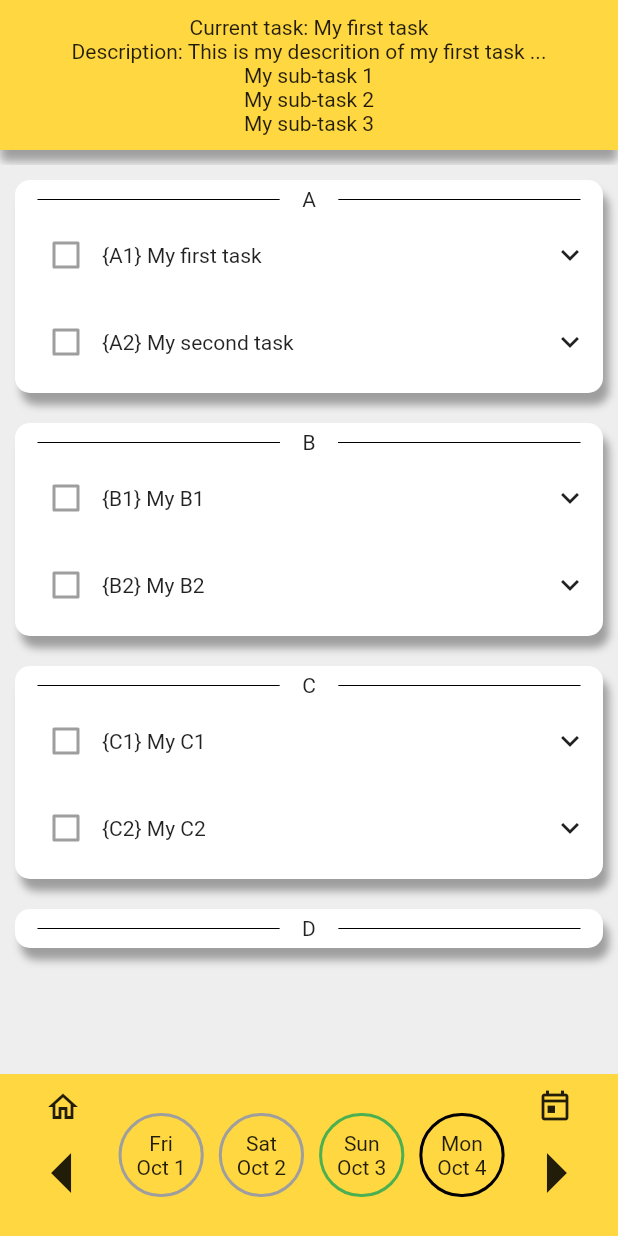
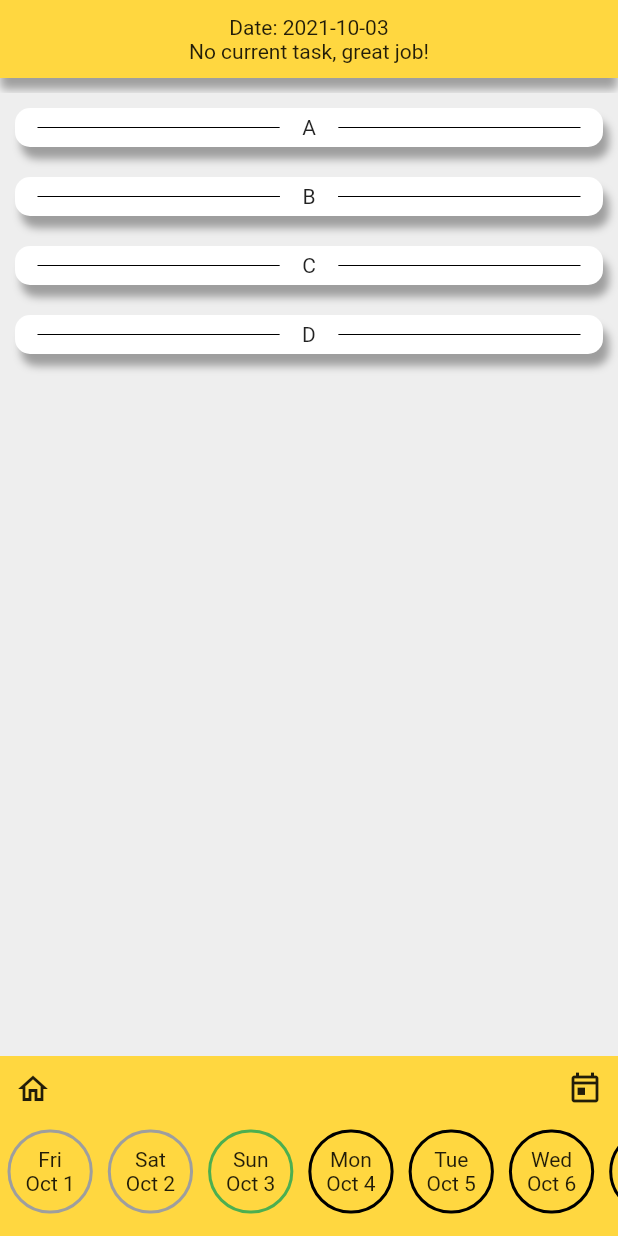
Before and after one commit to tomaswesterlund/abcd-app, a Flutter app: the MainScreen screen opened directly, after a tap on the "home" icon, on a phone screen of 412 x 824 dp. Run offline on Flutter 3.47's test engine with Material 2 defaults, Android fonts, the phone set to English and light mode, and no system bars; our stand-ins replace cloud_firestore, firebase_auth, firebase_core, table_calendar; accounts and stored records are empty; network calls fail.

Commit message:
Implements screens and functionality

```diff
--- a/lib/api/task_api.dart
+++ b/lib/api/task_api.dart
@@ -1,96 +1,119 @@
 import 'package:abcd_app/imports.dart';
 
 class TaskApi {
-  List<Task> tasks = [
-    Task(
-      type: 'A',
-      title: 'My first task',
-      description: 'This is my descrition of my first task ...',
-      scheduledDate: DateTime.now(),
-    ),
-    Task(
-      type: 'A',
-      title: 'My second task',
-      description: 'Second task woho!',
-      scheduledDate: DateTime.now(),
-    ),
-    Task(
-      type: 'B',
-      title: 'My B1',
-      description: 'This is my descrition of my first task ...',
-      scheduledDate: DateTime.now(),
-    ),
-    Task(
-      type: 'B',
-      title: 'My B2',
-      description: 'Second task woho!',
-      scheduledDate: DateTime.now(),
-    ),
-    Task(
-      type: 'C',
-      title: 'My C1',
-      description: 'This is my descrition of my first task ...',
-      scheduledDate: DateTime.now(),
-    ),
-    Task(
-      type: 'C',
-      title: 'My C2',
-      description: 'Second task woho!',
-      scheduledDate: DateTime.now(),
-    ),
-    Task(
-      type: 'A',
-      title: 'My first task',
-      description: 'This is my descrition of my first task ...',
-      scheduledDate: DateTime.now().add(
-        Duration(days: 1),
-      ),
-    ),
-    Task(
-      type: 'A',
-      title: 'My second task',
-      description: 'Second task woho!',
-      scheduledDate: DateTime.now().add(
-        Duration(days: 1),
-      ),
-    ),
-    Task(
-      type: 'B',
-      title: 'My B1',
-      description: 'This is my descrition of my first task ...',
-      scheduledDate: DateTime.now().add(
-        Duration(days: 1),
-      ),
-    ),
-    Task(
-      type: 'B',
-      title: 'My B2',
-      description: 'Second task woho!',
-      scheduledDate: DateTime.now().add(
-        Duration(days: 1),
-      ),
-    ),
-    Task(
-      type: 'C',
-      title: 'My C1',
-      description: 'This is my descrition of my first task ...',
-      scheduledDate: DateTime.now().add(
-        Duration(days: 1),
-      ),
-    ),
-    Task(
-      type: 'C',
-      title: 'My C2',
-      description: 'Second task woho!',
-      scheduledDate: DateTime.now().add(
-        Duration(days: 1),
-      ),
-    ),
-  ];
+  CollectionReference taskCollection =
+      FirebaseFirestore.instance.collection('tasks');
 
-  List<Task> getTasks({date: DateTime}) {
+  // List<Task> tasks = [
+  //   Task(
+  //     type: 'A',
+  //     title: 'My first task',
+  //     description: 'This is my descrition of my first task ...',
+  //     scheduledDate: DateTime.now(),
+  //   ),
+  //   Task(
+  //     type: 'A',
+  //     title: 'My second task',
+  //     description: 'Second task woho!',
+  //     scheduledDate: DateTime.now(),
+  //   ),
+  //   Task(
+  //     type: 'B',
+  //     title: 'My B1',
+  //     description: 'This is my descrition of my first task ...',
+  //     scheduledDate: DateTime.now(),
+  //   ),
+  //   Task(
+  //     type: 'B',
+  //     title: 'My B2',
+  //     description: 'Second task woho!',
+  //     scheduledDate: DateTime.now(),
+  //   ),
+  //   Task(
+  //     type: 'C',
+  //     title: 'My C1',
+  //     description: 'This is my descrition of my first task ...',
+  //     scheduledDate: DateTime.now(),
+  //   ),
+  //   Task(
+  //     type: 'C',
+  //     title: 'My C2',
+  //     description: 'Second task woho!',
+  //     scheduledDate: DateTime.now(),
+  //   ),
+  //   Task(
+  //     type: 'A',
+  //     title: 'My first task',
+  //     description: 'This is my descrition of my first task ...',
+  //     scheduledDate: DateTime.now().add(
+  //       Duration(days: 1),
+  //     ),
+  //   ),
+  //   Task(
+  //     type: 'A',
+  //     title: 'My second task',
+  //     description: 'Second task woho!',
+  //     scheduledDate: DateTime.now().add(
+  //       Duration(days: 1),
+  //     ),
+  //   ),
+  //   Task(
+  //     type: 'B',
+  //     title: 'My B1',
+  //     description: 'This is my descrition of my first task ...',
+  //     scheduledDate: DateTime.now().add(
+  //       Duration(days: 1),
+  //     ),
+  //   ),
+  //   Task(
+  //     type: 'B',
+  //     title: 'My B2',
+  //     description: 'Second task woho!',
+  //     scheduledDate: DateTime.now().add(
+  //       Duration(days: 1),
+  //     ),
+  //   ),
+  //   Task(
+  //     type: 'C',
+  //     title: 'My C1',
+  //     description: 'This is my descrition of my first task ...',
+  //     scheduledDate: DateTime.now().add(
+  //       Duration(days: 1),
+  //     ),
+  //   ),
+  //   Task(
+  //     type: 'C',
+  //     title: 'My C2',
+  //     description: 'Second task woho!',
+  //     scheduledDate: DateTime.now().add(
+  //       Duration(days: 1),
+  //     ),
+  //   ),
+  // ];
+
+  Future<List<Task>> getAll() async {
+    var tasks = <Task>[];
+    var querySnapshot = await taskCollection.get();
+
+    for (var doc in querySnapshot.docs) {
+      var task = Task(
+        type: doc["type"],
+        title: doc["title"],
+        description: doc["description"],
+        scheduledDate: doc["scheduledDate"],
+      );
+
+      tasks.add(task);
+    }
+
+    return tasks;
+  }
+
+  Future<List<Task>> getByDate({date: DateTime}) async {
+    var tasks = await getAll();
+
     return tasks
-        .where((element) => element.scheduledDate.isTheSameDay(date))
+        .where((element) => element.scheduledDate.toDate().isTheSameDay(date))
         .toList();
   }
 }
--- a/lib/components/current_task.dart
+++ b/lib/components/current_task.dart
@@ -1,13 +1,19 @@
 import 'package:abcd_app/imports.dart';
 
-class CurrentTask extends StatelessWidget {
-  CurrentTask({required this.task});
+class CurrentTask extends StatefulWidget {
+  CurrentTask({required this.task, required this.date});
 
   final Task? task;
+  final DateTime date;
 
   @override
+  _CurrentTaskState createState() => _CurrentTaskState();
+}
+
+class _CurrentTaskState extends State<CurrentTask> {
+  @override
   Widget build(BuildContext context) {
-    if (task == null) {
+    if (widget.task == null) {
       return Container(
         padding: EdgeInsets.all(10.0),
         margin: EdgeInsets.only(bottom: 10.0),
@@ -23,12 +29,13 @@ class CurrentTask extends StatelessWidget {
         ),
         child: Column(
           children: [
+            Text('Date: ${widget.date.toString().substring(0, 10)}'),
             Text('No current task, great job!'),
           ],
         ),
       );
     } else {
-      var task = this.task!;
+      var task = this.widget.task!;
 
       return Container(
         padding: EdgeInsets.all(10.0),
@@ -43,13 +50,28 @@ class CurrentTask extends StatelessWidget {
             ),
           ],
         ),
-        child: Column(
+        child: Row(
           children: [
             Text('Current task: ${task.title}'),
-            Text('Description: ${task.description}'),
-            Text('My sub-task 1'),
-            Text('My sub-task 2'),
-            Text('My sub-task 3'),
+            Expanded(child: Container()),
+            GestureDetector(
+              child: Icon(Icons.center_focus_weak_outlined),
+              onTap: () {
+                // Change the color of the container beneath
+                setState(
+                  () {
+                    Navigator.push(
+                      context,
+                      MaterialPageRoute(
+                        builder: (context) => FocusedModeScreen(
+                          task: task,
+                        ),
+                      ),
+                    );
+                  },
+                );
+              },
+            ),
           ],
         ),
       );
--- a/lib/components/date_circle.dart
+++ b/lib/components/date_circle.dart
@@ -39,7 +39,6 @@ class _DateCircleState extends State<DateCircle> {
 
   BoxDecoration getBoxDecoration() {
     var color = Colors.black;
-    var difference = this.widget.date.difference(DateTime.now()).inDays;
 
     if (widget.date.isToday()) {
       color = Colors.green;
--- a/lib/components/date_picker.dart
+++ b/lib/components/date_picker.dart
@@ -1,5 +1,4 @@
 import 'package:abcd_app/imports.dart';
-import 'package:intl/intl.dart';
 
 class DatePicker extends StatefulWidget {
   DatePicker({required this.onDateClicked});
@@ -14,10 +13,16 @@ class _DatePickerState extends State<DatePicker> {
   bool showCalendar = false;
   DateTime focusedDay = DateTime.now();
 
+  void setDate(DateTime date) {
+    showCalendar = false;
+    focusedDay = date;
+    widget.onDateClicked(date);
+  }
+
   @override
   Widget build(BuildContext context) {
     return Container(
-        padding: EdgeInsets.all(10.0),
+        padding: EdgeInsets.all(0.0),
         color: Colors.amberAccent,
         child: Column(
           children: [
@@ -26,25 +31,45 @@ class _DatePickerState extends State<DatePicker> {
                 firstDay: DateTime.utc(2010, 10, 16),
                 lastDay: DateTime.utc(2030, 3, 14),
                 focusedDay: focusedDay,
+                onDaySelected: (selectedDay, focusedDay) {
+                  setState(() {
+                    setDate(focusedDay);
+                  });
+                },
               ),
-            Row(
+            Column(
               children: [
-                Column(
+                Container(
+                  padding: EdgeInsets.all(10.0),
+                  child: Row(
                     children: [
                       GestureDetector(
                         child: Icon(Icons.home_outlined),
                         onTap: () {
                           setState(
                             () {
-                            focusedDay = DateTime.now();
+                              setDate(focusedDay);
                             },
                           );
                         },
                       ),
-                    Icon(Icons.arrow_left, size: 64.0),
+                      Expanded(child: Container()),
+                      GestureDetector(
+                        child: Icon(Icons.today_outlined),
+                        onTap: () {
+                          // Change the color of the container beneath
+                          setState(
+                            () {
+                              setDate(DateTime.now());
+                            },
+                          );
+                        },
+                      ),
                     ],
                   ),
-                Expanded(
+                ),
+                Container(
+                  padding: EdgeInsets.only(bottom: 10.0),
                   child: SingleChildScrollView(
                     scrollDirection: Axis.horizontal,
                     child: Row(
@@ -85,28 +110,6 @@ class _DatePickerState extends State<DatePicker> {
                     ),
                   ),
                 ),
-                Column(
-                  children: [
-                    GestureDetector(
-                      child: Icon(Icons.today_outlined),
-                      onTap: () {
-                        // Change the color of the container beneath
-                        setState(
-                          () {
-                            print('Changing ...');
-                            showCalendar = !showCalendar;
-                            focusedDay = DateTime(2017, 9, 7, 17, 30);
-                            //!showCalendar;
-                          },
-                        );
-                      },
-                    ),
-                    Icon(
-                      Icons.arrow_right,
-                      size: 64.0,
-                    ),
-                  ],
-                ),
               ],
             ),
           ],
--- a/lib/components/type_task_list.dart
+++ b/lib/components/type_task_list.dart
@@ -1,11 +1,16 @@
 import 'package:abcd_app/imports.dart';
 
-class TypeTaskList extends StatelessWidget {
+class TypeTaskList extends StatefulWidget {
   TypeTaskList({required this.type, required this.tasks});
 
   final String type;
   final List<Task> tasks;
 
+  @override
+  _TypeTaskListState createState() => _TypeTaskListState();
+}
+
+class _TypeTaskListState extends State<TypeTaskList> {
   @override
   Widget build(BuildContext context) {
     return Container(
@@ -24,10 +29,11 @@ class TypeTaskList extends StatelessWidget {
       ),
       child: Column(
         children: [
-          HorizontalOrLine(height: 10, label: type),
+          HorizontalOrLine(height: 10, label: widget.type),
           ListView.builder(
+            physics: NeverScrollableScrollPhysics(),
             shrinkWrap: true,
-            itemCount: tasks.length,
+            itemCount: widget.tasks.length,
             itemBuilder: (BuildContext context, int index) {
               return Container(
                 margin: EdgeInsets.all(5.0),
@@ -35,9 +41,27 @@ class TypeTaskList extends StatelessWidget {
                   children: [
                     Checkbox(value: false, onChanged: null),
                     Expanded(
-                      child: Text('{$type${index + 1}} ${tasks[index].title}'),
+                      child: Text(
+                          '{${widget.type}${index + 1}} ${widget.tasks[index].title}'),
                     ),
-                    Icon(Icons.keyboard_arrow_down),
+                    GestureDetector(
+                      child: Icon(Icons.center_focus_weak_outlined),
+                      onTap: () {
+                        // Change the color of the container beneath
+                        setState(
+                          () {
+                            Navigator.push(
+                              context,
+                              MaterialPageRoute(
+                                builder: (context) => FocusedModeScreen(
+                                  task: widget.tasks[index],
+                                ),
+                              ),
+                            );
+                          },
+                        );
+                      },
+                    ),
                   ],
                 ),
               );
--- a/lib/main.dart
+++ b/lib/main.dart
@@ -1,6 +1,8 @@
 import 'package:abcd_app/imports.dart';
 
-void main() {
+Future<void> main() async {
+  WidgetsFlutterBinding.ensureInitialized();
+  await Firebase.initializeApp();
   runApp(MyApp());
 }
 
@@ -22,7 +24,7 @@ class MyApp extends StatelessWidget {
         // is not restarted.
         primarySwatch: Colors.blue,
       ),
-      home: MainScreen(),
+      home: LoginScreen(),
     );
   }
 }
--- a/lib/models/task.dart
+++ b/lib/models/task.dart
@@ -1,3 +1,5 @@
+import 'package:abcd_app/imports.dart';
+
 class Task {
   Task(
       {required this.type,
@@ -8,5 +10,5 @@ class Task {
   final String type;
   final String title;
   final String description;
-  final DateTime scheduledDate;
+  final Timestamp scheduledDate;
 }
--- a/lib/screens/main_screen.dart
+++ b/lib/screens/main_screen.dart
@@ -1,6 +1,4 @@
-import 'package:abcd_app/components/current_task.dart';
 import 'package:abcd_app/imports.dart';
-import 'package:collection/collection.dart';
 
 class MainScreen extends StatefulWidget {
   @override
@@ -19,22 +17,38 @@ class _MainScreenState extends State<MainScreen> {
 
   @override
   Widget build(BuildContext context) {
-    print('Building ...');
-    var tasks = TaskApi().getTasks(date: selectedDate);
+    // print('Building ...');
+    // var tasks = await TaskApi().getByDate(date: selectedDate);
+    // var currentTask = tasks.firstOrNull;
+
+    return FutureBuilder<List<Task>>(
+        future: TaskApi().getByDate(date: selectedDate),
+        builder: (context, AsyncSnapshot<List<Task>> snapshot) {
+          if (snapshot.hasData) {
+            var tasks = snapshot.data!;
             var currentTask = tasks.firstOrNull;
 
-    return Scaffold(
+            return SafeArea(
+              child: Scaffold(
                 body: Center(
                   child: Column(
                     mainAxisAlignment: MainAxisAlignment.center,
                     crossAxisAlignment: CrossAxisAlignment.stretch,
                     children: <Widget>[
-            CurrentTask(task: currentTask),
+                      CurrentTask(task: currentTask, date: selectedDate),
                       Expanded(child: TaskList(tasks: tasks)),
                       DatePicker(onDateClicked: onDateClicked),
                     ],
                   ),
                 ),
+              ),
             );
+          } else {
+            return Text("Loading ...");
+            //CircularProgressIndicator();
+          }
+        });
+
+    // ,)(
   }
 }
--- a/pubspec.yaml
+++ b/pubspec.yaml
@@ -30,6 +30,10 @@ dependencies:
   cupertino_icons: ^1.0.2
   table_calendar: ^3.0.2
   intl: ^0.17.0
+  firebase_core: ^1.7.0
+  firebase_auth: ^3.1.2
+  cloud_firestore: ^2.5.3
+
 
 
 dev_dependencies:
```
Also changed, not shown: lib/imports.dart (+6 -1 lines), lib/screens/focused_mode_screen.dart (added, +97 -0 lines), lib/screens/login_screen.dart (added, +63 -0 lines), pubspec.lock, 3 other files. Lines whose indentation alone changed are shown as unchanged.
